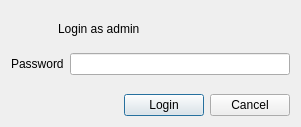
The window that projects/videoclient/src/adminauthwidget.ui (mfreiholz/ts3video) describes before a commit, drawn with Qt 5.
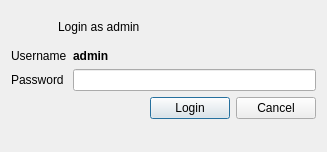
The same window after the commit. Icons and pictures are not drawn.

Commit message: Updates admin login dialog layout.

Diff of the .ui file:
```diff
--- a/projects/videoclient/src/adminauthwidget.ui
+++ b/projects/videoclient/src/adminauthwidget.ui
@@ -6,8 +6,8 @@
    <rect>
     <x>0</x>
     <y>0</y>
-    <width>301</width>
-    <height>127</height>
+    <width>327</width>
+    <height>152</height>
    </rect>
   </property>
   <property name="windowTitle">
@@ -48,20 +48,40 @@
    </item>
    <item>
     <layout class="QFormLayout" name="formLayout">
-     <item row="0" column="0">
+     <item row="1" column="0">
       <widget class="QLabel" name="label">
        <property name="text">
         <string>Password</string>
        </property>
       </widget>
      </item>
-     <item row="0" column="1">
+     <item row="1" column="1">
       <widget class="QLineEdit" name="passwordLineEdit">
        <property name="echoMode">
         <enum>QLineEdit::Password</enum>
        </property>
       </widget>
      </item>
+     <item row="0" column="0">
+      <widget class="QLabel" name="label_2">
+       <property name="text">
+        <string>Username</string>
+       </property>
+      </widget>
+     </item>
+     <item row="0" column="1">
+      <widget class="QLabel" name="label_4">
+       <property name="font">
+        <font>
+         <weight>75</weight>
+         <bold>true</bold>
+        </font>
+       </property>
+       <property name="text">
+        <string>admin</string>
+       </property>
+      </widget>
+     </item>
     </layout>
    </item>
    <item>
@@ -95,6 +115,19 @@
      </item>
     </layout>
    </item>
+   <item>
+    <spacer name="verticalSpacer">
+     <property name="orientation">
+      <enum>Qt::Vertical</enum>
+     </property>
+     <property name="sizeHint" stdset="0">
+      <size>
+       <width>20</width>
+       <height>40</height>
+      </size>
+     </property>
+    </spacer>
+   </item>
   </layout>
  </widget>
  <resources>
```
Left out of the diff: 2 changed lines with no effect on the pictures.
